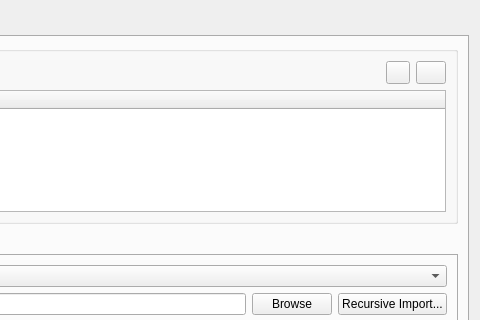
EtherAura/Kartend, file src/ui/dialogs/settingsdialog.ui: the form before one commit; both pictures show x 420 to 900 and y 0 to 320 of the 900 by 637 pixel window.
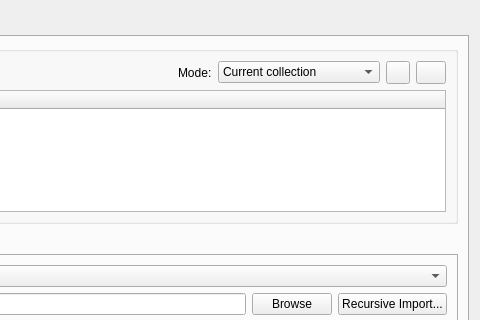
The form after the commit. Icons and pictures are not drawn.

Commit message: feat(settings): add Settings Mode scope selector (Kartend-enq)

```diff
--- a/src/ui/dialogs/settingsdialog.ui
+++ b/src/ui/dialogs/settingsdialog.ui
@@ -74,6 +74,38 @@
               </property>
              </spacer>
             </item>
+            <item>
+             <widget class="QLabel" name="settingsScopeLabel">
+              <property name="text">
+               <string>Mode:</string>
+              </property>
+              <property name="toolTip">
+               <string>Choose which collections future Save actions apply to (Kartend-enq)</string>
+              </property>
+             </widget>
+            </item>
+            <item>
+             <widget class="QComboBox" name="settingsScopeComboBox">
+              <property name="toolTip">
+               <string>Settings Mode controls the scope of Save: just the selected collection, the selected collection plus its subcollections, or every collection (Kartend-enq)</string>
+              </property>
+              <item>
+               <property name="text">
+                <string>Current collection</string>
+               </property>
+              </item>
+              <item>
+               <property name="text">
+                <string>Current + subcollections</string>
+               </property>
+              </item>
+              <item>
+               <property name="text">
+                <string>All collections</string>
+               </property>
+              </item>
+             </widget>
+            </item>
             <item>
              <widget class="QToolButton" name="applyToButton">
               <property name="maximumSize">
```
The commit also changes 8 other files.
